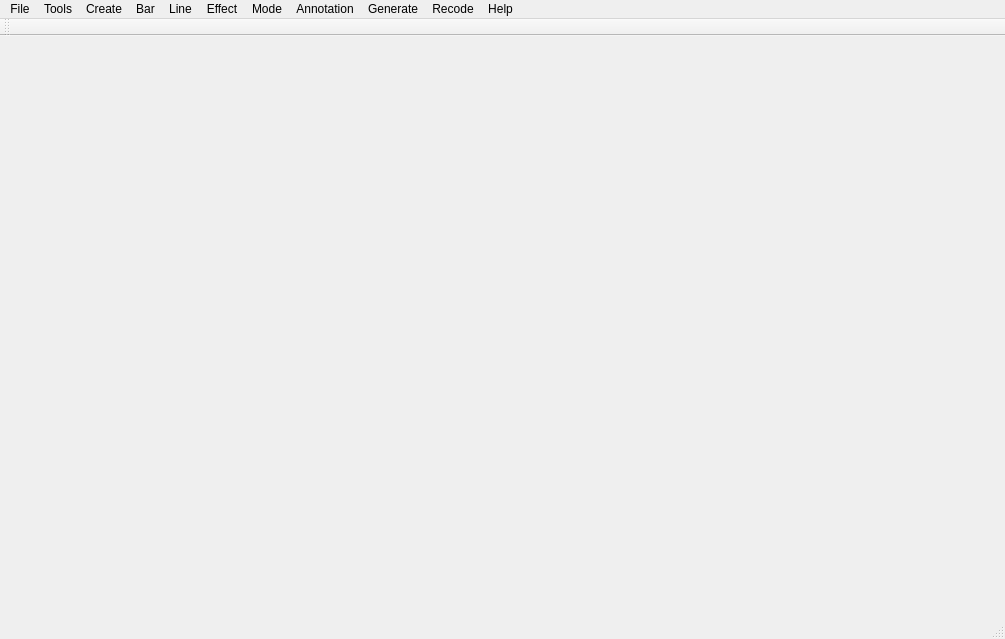
Above: Pai/mainwindow.ui from mengtianwxs/pai before the change. Below: the same form after it.
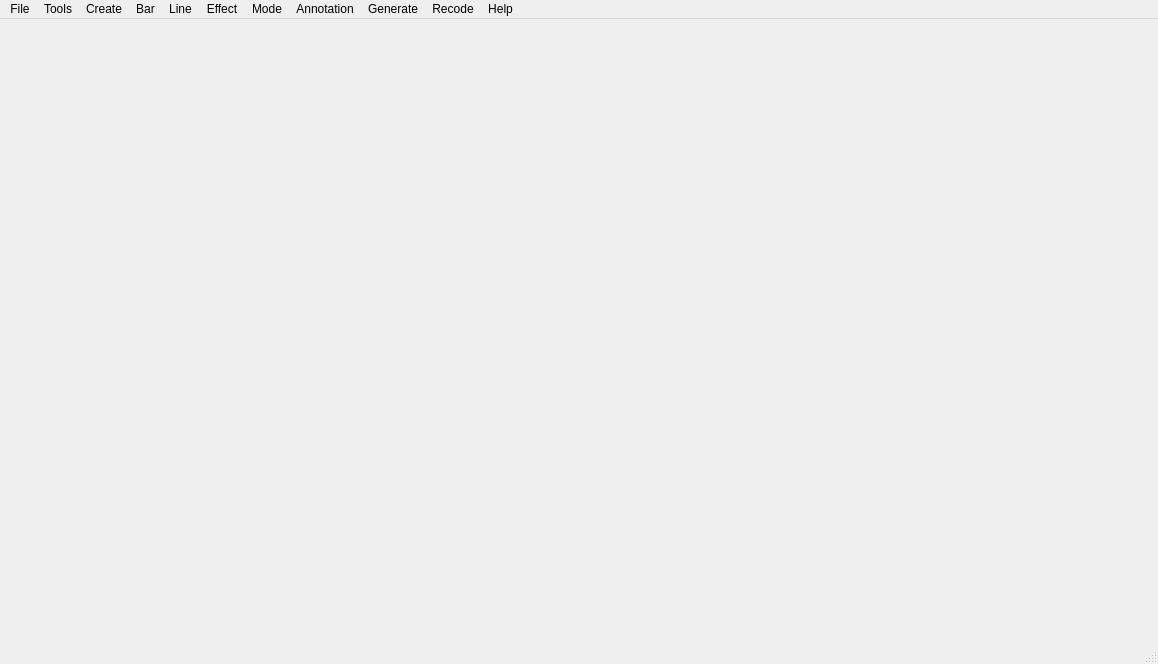
That is the form after the change.

Patch:
```diff
--- a/Pai/mainwindow.ui
+++ b/Pai/mainwindow.ui
@@ -6,8 +6,8 @@
    <rect>
     <x>0</x>
     <y>0</y>
-    <width>1005</width>
-    <height>639</height>
+    <width>1158</width>
+    <height>664</height>
    </rect>
   </property>
   <property name="windowTitle">
@@ -19,7 +19,7 @@
     <rect>
      <x>0</x>
      <y>0</y>
-     <width>1005</width>
+     <width>1158</width>
      <height>26</height>
     </rect>
    </property>
@@ -184,14 +184,6 @@
    <addaction name="menuCache"/>
    <addaction name="menuHelp"/>
   </widget>
-  <widget class="QToolBar" name="mainToolBar">
-   <attribute name="toolBarArea">
-    <enum>TopToolBarArea</enum>
-   </attribute>
-   <attribute name="toolBarBreak">
-    <bool>false</bool>
-   </attribute>
-  </widget>
   <widget class="QStatusBar" name="statusBar"/>
   <action name="actionnew">
    <property name="text">
```
